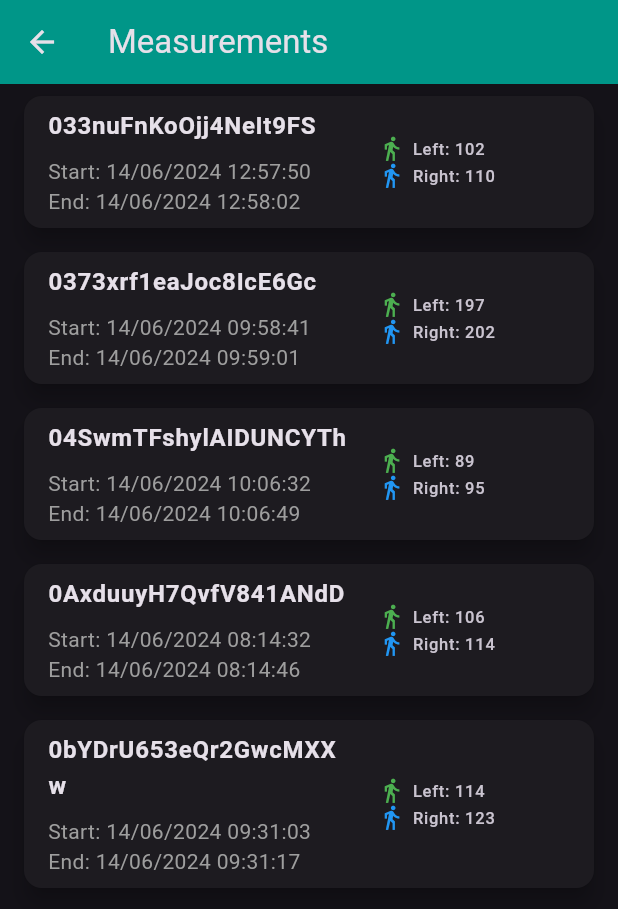
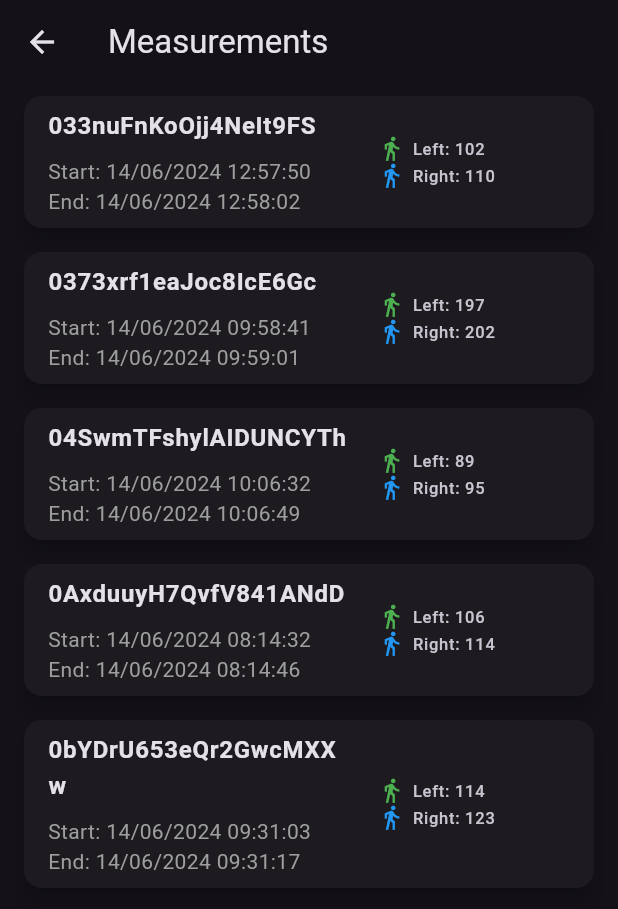
Before and after one commit to arifhaidari/step_detection_flutter, a Flutter app: the screen it shows after launch, after a tap on "JSON File", on a phone screen of 412 x 824 dp. Shown: the top 909 px of the screen. Run offline on Flutter 3.47's test engine with Material 3 defaults, Android fonts, the phone set to English and light mode, and no system bars; our stand-ins replace fl_chart, lucide_icons.

Commit message:
refactor the code

```diff
--- a/lib/main.dart
+++ b/lib/main.dart
@@ -14,7 +14,7 @@ class StepDetectionApp extends StatelessWidget {
         primarySwatch: Colors.blue,
         brightness: Brightness.dark,
       ),
-      home: HomeScreen(),
+      home: const HomeScreen(),
     );
   }
 }
--- a/lib/screens/measurement_list_screen.dart
+++ b/lib/screens/measurement_list_screen.dart
@@ -5,6 +5,8 @@ import '../screens/measurement_detail_screen.dart'; // Screen for showing measur
 
 class MeasurementListScreen extends StatelessWidget {
   final DataProvider dataProvider = DataProvider();
+
+  MeasurementListScreen({super.key});
 
   Future<List<Measurement>> fetchMeasurements() async {
     return await dataProvider.getMeasurements();
@@ -15,7 +17,6 @@ class MeasurementListScreen extends StatelessWidget {
     return Scaffold(
       appBar: AppBar(
         title: const Text('Measurements'),
-        backgroundColor: Colors.teal,
       ),
       body: FutureBuilder<List<Measurement>>(
         future: fetchMeasurements(),
@@ -76,15 +77,15 @@ class MeasurementListScreen extends StatelessWidget {
                         children: [
                           Row(
                             children: [
-                              Icon(Icons.directions_walk, color: Colors.green, size: 18),
-                              SizedBox(width: 5),
+                              const Icon(Icons.directions_walk, color: Colors.green, size: 18),
+                              const SizedBox(width: 5),
                               Text('Left: ${measurement.leftSteps}'),
                             ],
                           ),
                           Row(
                             children: [
-                              Icon(Icons.directions_walk, color: Colors.blue, size: 18),
-                              SizedBox(width: 5),
+                              const Icon(Icons.directions_walk, color: Colors.blue, size: 18),
+                              const SizedBox(width: 5),
                               Text('Right: ${measurement.rightSteps}'),
                             ],
                           ),
```
Also changed, not shown: lib/screens/home_screen.dart (+6 -2 lines), lib/screens/measurement_detail_screen.dart (+8 -11 lines), lib/screens/temp.dart (deleted, +0 -155 lines), lib/screens/temp1.dart (deleted, +0 -154 lines), 3 other files.
